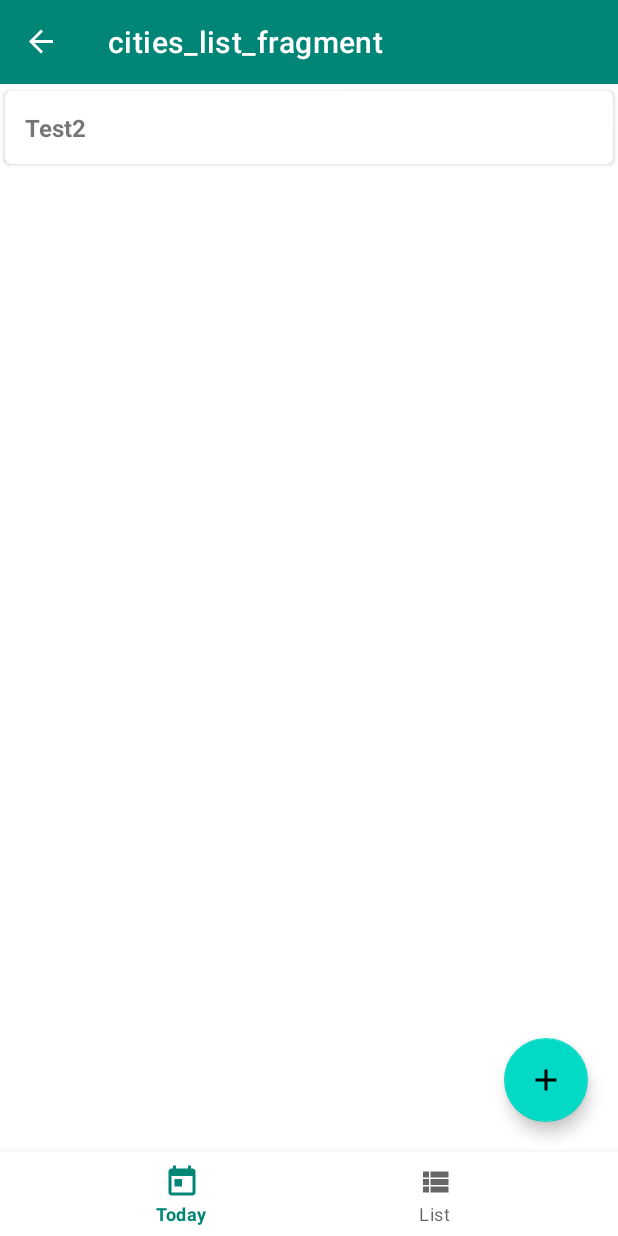
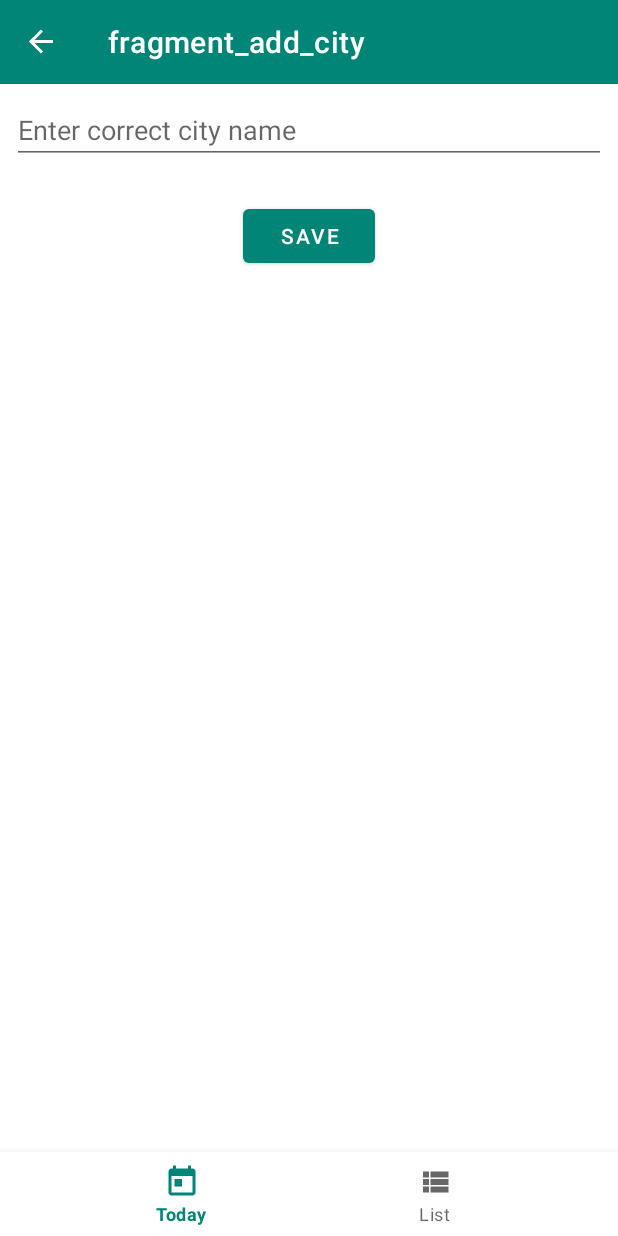
Before and after one commit to fOrgeth/SimpleWeatherApp, an Android app: the CitiesListFragment screen opened through its navigation route, after a tap on an icon or button, on a phone screen of 412 x 824 dp. Run offline under Robolectric (Android 15) with nearby library versions, the phone set to English and light mode, and no system bars; our stand-ins replace data binding, navigation-ui; network calls fail; 2 statements that could not run were skipped.

Commit message:
add/delete func rdy

```diff
--- a/app/src/main/java/th/forge/simpleweatherapp/app/App.java
+++ b/app/src/main/java/th/forge/simpleweatherapp/app/App.java
@@ -13,7 +13,6 @@ import retrofit2.Retrofit;
 import retrofit2.converter.gson.GsonConverterFactory;
 import th.forge.simpleweatherapp.BuildConfig;
 import th.forge.simpleweatherapp.data.db.citieslist.CitiesListDB;
-import th.forge.simpleweatherapp.data.db.citieslist.Sample;
 import th.forge.simpleweatherapp.data.retrofit.ApiKeyInterceptor;
 import th.forge.simpleweatherapp.data.retrofit.ApiService;
 
@@ -47,8 +46,6 @@ public class App extends Application {
                     //ToDo: use Threads
                     .allowMainThreadQueries()
                     .build();
-            //ToDo: delete later
-//            Sample.fillDb(this);
         }
 
     }
--- a/app/src/main/java/th/forge/simpleweatherapp/data/db/citieslist/LocationDao.java
+++ b/app/src/main/java/th/forge/simpleweatherapp/data/db/citieslist/LocationDao.java
@@ -16,8 +16,8 @@ public interface LocationDao {
     @Query("SELECT * FROM cities_list")
     LiveData<List<Location>> getAll();
 
-    /*@Query("SELECT * FROM cities_list WHERE id = :id")
-    Location getById(long id);*/
+    @Query("SELECT * FROM cities_list WHERE id = :id")
+    Location getById(long id);
 
     @Insert(onConflict = REPLACE)
     void insert(Location location);
--- a/app/src/main/java/th/forge/simpleweatherapp/data/db/citieslist/Sample.java
+++ /dev/null
@@ -1,19 +0,0 @@
-package th.forge.simpleweatherapp.data.db.citieslist;
-
-import android.content.Context;
-
-import th.forge.simpleweatherapp.R;
-import th.forge.simpleweatherapp.app.App;
-
-public class Sample {
-    public static void fillDb(Context context) {
-        CitiesListDB db = App.getDatabase();
-        LocationDao dao = db.locationDao();
-        String[] cities = context.getResources().getStringArray(R.array.cities_list);
-        for (String city : cities) {
-            Location location = new Location();
-            location.setName(city);
-            dao.insert(location);
-        }
-    }
-}
--- a/app/src/main/java/th/forge/simpleweatherapp/data/repository/CitiesListRepository.java
+++ b/app/src/main/java/th/forge/simpleweatherapp/data/repository/CitiesListRepository.java
@@ -30,9 +30,6 @@ public class CitiesListRepository {
     }
 
     public LiveData<List<Location>> getCitiesList() {
-        /*MutableLiveData<List<Location>> data = new MutableLiveData<>();
-        data.setValue(locationDao.getAll());
-        return data;*/
         return citiesList;
     }
 
@@ -41,4 +38,8 @@ public class CitiesListRepository {
         location.setName(cityName);
         locationDao.insert(location);
     }
+
+    public void deleteCity(long id) {
+        locationDao.delete(locationDao.getById(id));
+    }
 }
--- a/app/src/main/java/th/forge/simpleweatherapp/presentation/list/CitiesListAdapter.java
+++ b/app/src/main/java/th/forge/simpleweatherapp/presentation/list/CitiesListAdapter.java
@@ -18,10 +18,14 @@ public class CitiesListAdapter extends RecyclerView.Adapter<CitiesListAdapter.Ci
     private List<Location> items;
 
     @Nullable
-    private final LocationClickCallback callback;
+    private final LocationDeleteListener deleteCallback;
+    @Nullable
+    private final LocationClickListener callback;
 
-    public CitiesListAdapter(@Nullable LocationClickCallback callback) {
+    public CitiesListAdapter(@Nullable LocationClickListener callback,
+                             @Nullable LocationDeleteListener deleteCallback) {
         this.callback = callback;
+        this.deleteCallback = deleteCallback;
     }
 
     public void setLocations(List<Location> locations) {
@@ -36,6 +40,7 @@ public class CitiesListAdapter extends RecyclerView.Adapter<CitiesListAdapter.Ci
         CitiesListItemBinding binding = DataBindingUtil.inflate(layoutInflater, R.layout.cities_list_item,
                 parent, false);
         binding.setCallback(callback);
+        binding.setDeleteCallback(deleteCallback);
         return new CityViewHolder(binding);
     }
 
--- a/app/src/main/java/th/forge/simpleweatherapp/presentation/list/CitiesListFragment.java
+++ b/app/src/main/java/th/forge/simpleweatherapp/presentation/list/CitiesListFragment.java
@@ -6,13 +6,10 @@ import android.databinding.DataBindingUtil;
 import android.os.Bundle;
 import android.support.annotation.NonNull;
 import android.support.annotation.Nullable;
-import android.support.v4.app.DialogFragment;
 import android.support.v4.app.Fragment;
 import android.view.LayoutInflater;
 import android.view.View;
 import android.view.ViewGroup;
-import android.widget.Toast;
-
 
 import androidx.navigation.Navigation;
 import th.forge.simpleweatherapp.R;
@@ -26,7 +23,7 @@ public class CitiesListFragment extends Fragment {
     private FragmentCitiesListBinding binding;
     private CitiesListAdapter citiesAdapter;
 
-    private final LocationClickCallback locationClickCallback = (view, location) -> {
+    private final LocationClickListener locationClickListener = (view, location) -> {
         if (getLifecycle().getCurrentState().isAtLeast(Lifecycle.State.STARTED)) {
             Bundle args = new Bundle();
             args.putString(KEY_LOC_NAME, location.getName());
@@ -34,17 +31,20 @@ public class CitiesListFragment extends Fragment {
         }
     };
 
+    private final LocationDeleteListener deleteListener = (long id) -> {
+        viewModel.deleteLocation(id);
+        return false;
+    };
+
     private final FabClickListener fabClickListener = view -> {
-        //ToDo: DialogFragment?
-        viewModel.addCity("Test2");
-        Toast.makeText(this.getActivity(), "Something", Toast.LENGTH_SHORT).show();
+        Navigation.findNavController(view).navigate(R.id.action_citiesListFragment_to_addCityFragment);
     };
 
     @Override
     public View onCreateView(@NonNull LayoutInflater inflater, @Nullable ViewGroup container,
                              @Nullable Bundle savedInstanceState) {
         binding = DataBindingUtil.inflate(inflater, R.layout.fragment_cities_list, container, false);
-        citiesAdapter = new CitiesListAdapter(locationClickCallback);
+        citiesAdapter = new CitiesListAdapter(locationClickListener, deleteListener);
         binding.citiesRv.setAdapter(citiesAdapter);
         binding.setFabCallback(fabClickListener);
         return binding.getRoot();
@@ -54,6 +54,7 @@ public class CitiesListFragment extends Fragment {
     public void onActivityCreated(@Nullable Bundle savedInstanceState) {
         super.onActivityCreated(savedInstanceState);
         viewModel = ViewModelProviders.of(this).get(CitiesListViewModel.class);
+        binding.setViewModel(viewModel);
         observeViewModel(viewModel);
     }
 
--- a/app/src/main/java/th/forge/simpleweatherapp/presentation/list/CitiesListViewModel.java
+++ b/app/src/main/java/th/forge/simpleweatherapp/presentation/list/CitiesListViewModel.java
@@ -26,7 +26,7 @@ public class CitiesListViewModel extends ViewModel {
         return new Location();
     }
 
-    public void addCity(String cityName) {
-        citiesListRepository.addCity(cityName);
+    public void deleteLocation(long id) {
+        citiesListRepository.deleteCity(id);
     }
 }
--- a/app/src/main/java/th/forge/simpleweatherapp/presentation/list/LocationClickCallback.java
+++ b/app/src/main/java/th/forge/simpleweatherapp/presentation/list/LocationClickListener.java
@@ -4,6 +4,6 @@ import android.view.View;
 
 import th.forge.simpleweatherapp.data.db.citieslist.Location;
 
-public interface LocationClickCallback {
+public interface LocationClickListener {
     void onClick(View view, Location location);
 }
--- /dev/null
+++ b/app/src/main/java/th/forge/simpleweatherapp/presentation/list/LocationDeleteListener.java
@@ -0,0 +1,5 @@
+package th.forge.simpleweatherapp.presentation.list;
+
+public interface LocationDeleteListener {
+    boolean onLongClickOnHeading(long id);
+}
--- /dev/null
+++ b/app/src/main/java/th/forge/simpleweatherapp/presentation/list/add/AddCityFragment.java
@@ -0,0 +1,50 @@
+package th.forge.simpleweatherapp.presentation.list.add;
+
+import android.app.Activity;
+import android.arch.lifecycle.ViewModelProviders;
+import android.databinding.DataBindingUtil;
+import android.os.Bundle;
+import android.support.annotation.NonNull;
+import android.support.annotation.Nullable;
+import android.support.v4.app.Fragment;
+import android.view.LayoutInflater;
+import android.view.View;
+import android.view.ViewGroup;
+import android.view.inputmethod.InputMethodManager;
+
+import androidx.navigation.Navigation;
+import th.forge.simpleweatherapp.R;
+import th.forge.simpleweatherapp.databinding.FragmentAddCityBinding;
+
+public class AddCityFragment extends Fragment {
+
+    private AddCityViewModel viewModel;
+    private FragmentAddCityBinding binding;
+
+    private final SaveClickListener saveClickListener = (view, cityName) -> {
+        viewModel.addCity(cityName);
+        hideKeyboard(view);
+        Navigation.findNavController(view).navigate(R.id.citiesListFragment);
+    };
+
+    private void hideKeyboard(View view) {
+        InputMethodManager imm = (InputMethodManager) getActivity().getSystemService(Activity.INPUT_METHOD_SERVICE);
+        imm.hideSoftInputFromWindow(view.getRootView().getWindowToken(), 0);
+    }
+
+    @Override
+    public View onCreateView(@NonNull LayoutInflater inflater, @Nullable ViewGroup container,
+                             @Nullable Bundle savedInstanceState) {
+        binding = DataBindingUtil.inflate(inflater, R.layout.fragment_add_city, container, false);
+        binding.setSaveCallback(saveClickListener);
+        return binding.getRoot();
+    }
+
+    @Override
+    public void onActivityCreated(@Nullable Bundle savedInstanceState) {
+        super.onActivityCreated(savedInstanceState);
+        viewModel = ViewModelProviders.of(this).get(AddCityViewModel.class);
+        // TODO: Use the ViewModel
+    }
+
+}
--- /dev/null
+++ b/app/src/main/java/th/forge/simpleweatherapp/presentation/list/add/AddCityViewModel.java
@@ -0,0 +1,17 @@
+package th.forge.simpleweatherapp.presentation.list.add;
+
+import android.arch.lifecycle.ViewModel;
+
+import th.forge.simpleweatherapp.data.repository.CitiesListRepository;
+
+public class AddCityViewModel extends ViewModel {
+    private CitiesListRepository citiesListRepository;
+
+    public AddCityViewModel() {
+        this.citiesListRepository = CitiesListRepository.getInstance();
+    }
+
+    public void addCity(String cityName) {
+        citiesListRepository.addCity(cityName);
+    }
+}
--- /dev/null
+++ b/app/src/main/java/th/forge/simpleweatherapp/presentation/list/add/SaveClickListener.java
@@ -0,0 +1,7 @@
+package th.forge.simpleweatherapp.presentation.list.add;
+
+import android.view.View;
+
+public interface SaveClickListener {
+    void onClick(View view, String cityName);
+}
--- a/app/src/main/res/layout/cities_list_item.xml
+++ b/app/src/main/res/layout/cities_list_item.xml
@@ -10,13 +10,19 @@
 
         <variable
             name="callback"
-            type="th.forge.simpleweatherapp.presentation.list.LocationClickCallback" />
+            type="th.forge.simpleweatherapp.presentation.list.LocationClickListener" />
+
+        <variable
+            name="deleteCallback"
+            type="th.forge.simpleweatherapp.presentation.list.LocationDeleteListener" />
+
     </data>
 
     <android.support.v7.widget.CardView
         android:layout_width="match_parent"
         android:layout_height="wrap_content"
         android:onClick="@{(view) -> callback.onClick(view, location)}"
+        android:onLongClick="@{() -> deleteCallback.onLongClickOnHeading(location.id)}"
         app:cardCornerRadius="@dimen/item_rv_corner_radius"
         app:cardUseCompatPadding="true">
 
@@ -28,7 +34,7 @@
             <TextView
                 android:id="@+id/city_title"
                 android:layout_width="wrap_content"
-                android:layout_height="wrap_content"
+                android:layout_height="60dp"
                 android:layout_marginStart="@dimen/item_rv_horizontal_margin"
                 android:layout_marginTop="@dimen/item_rv_horizontal_margin"
                 android:layout_marginEnd="@dimen/item_rv_horizontal_margin"
--- /dev/null
+++ b/app/src/main/res/layout/fragment_add_city.xml
@@ -0,0 +1,41 @@
+<?xml version="1.0" encoding="utf-8"?>
+<layout xmlns:android="http://schemas.android.com/apk/res/android"
+    xmlns:app="http://schemas.android.com/apk/res-auto"
+    xmlns:tools="http://schemas.android.com/tools">
+
+    <data>
+
+        <variable
+            name="cityName"
+            type="String" />
+
+        <variable
+            name="saveCallback"
+            type="th.forge.simpleweatherapp.presentation.list.add.SaveClickListener" />
+    </data>
+
+    <android.support.constraint.ConstraintLayout
+        android:layout_width="match_parent"
+        android:layout_height="match_parent"
+        tools:context=".presentation.list.add.AddCityFragment">
+
+        <EditText
+            android:id="@+id/et_city_name"
+            android:layout_width="match_parent"
+            android:layout_height="wrap_content"
+            android:layout_margin="@dimen/item_rv_horizontal_margin"
+            android:hint="@string/et_add_city_name"
+            android:text="@={cityName}"
+            app:layout_constraintTop_toTopOf="parent" />
+
+        <Button
+            android:layout_width="wrap_content"
+            android:layout_height="wrap_content"
+            android:layout_marginTop="@dimen/btn_add_top_margin"
+            android:onClick="@{(view) -> saveCallback.onClick(view, cityName)}"
+            android:text="@string/btn_save_city"
+            app:layout_constraintEnd_toEndOf="@id/et_city_name"
+            app:layout_constraintStart_toStartOf="@id/et_city_name"
+            app:layout_constraintTop_toBottomOf="@id/et_city_name"/>
+    </android.support.constraint.ConstraintLayout>
+</layout>
--- a/app/src/main/res/navigation/nav_graph.xml
+++ b/app/src/main/res/navigation/nav_graph.xml
@@ -18,5 +18,13 @@
         <action
             android:id="@+id/action_citiesListFragment_to_currentWeatherFragment"
             app:destination="@id/currentWeatherFragment" />
+        <action
+            android:id="@+id/action_citiesListFragment_to_addCityFragment"
+            app:destination="@id/addCityFragment" />
     </fragment>
+    <fragment
+        android:id="@+id/addCityFragment"
+        android:name="th.forge.simpleweatherapp.presentation.list.add.AddCityFragment"
+        android:label="fragment_add_city"
+        tools:layout="@layout/fragment_add_city" />
 </navigation>
--- a/app/src/main/res/values/dimens.xml
+++ b/app/src/main/res/values/dimens.xml
@@ -6,4 +6,5 @@
     <dimen name="item_rv_height">50dp</dimen>
     <dimen name="item_rv_ll_padding">5dp</dimen>
     <dimen name="fab_layout_margin">20dp</dimen>
+    <dimen name="btn_add_top_margin">24dp</dimen>
 </resources>
--- a/app/src/main/res/values/strings.xml
+++ b/app/src/main/res/values/strings.xml
@@ -1,3 +1,5 @@
 <resources>
     <string name="app_name">SimpleWeatherApp</string>
+    <string name="btn_save_city">Save</string>
+    <string name="et_add_city_name">Enter correct city name</string>
 </resources>
```
